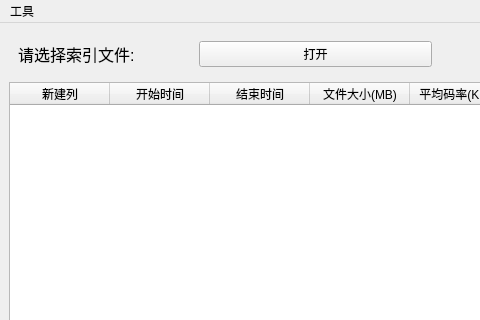
huguanghui/gm_tool, file View/sub_parse_index/parse_index.ui: the form before one commit; both pictures show x 0 to 480 and y 0 to 320 of the 800 by 600 pixel window.
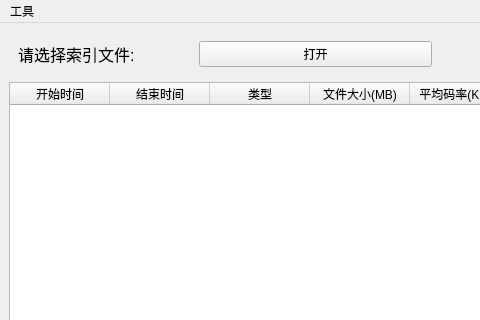
The form after the commit.

Diff of the .ui file:
```diff
--- a/View/sub_parse_index/parse_index.ui
+++ b/View/sub_parse_index/parse_index.ui
@@ -10,6 +10,12 @@
     <height>600</height>
    </rect>
   </property>
+  <property name="font">
+   <font>
+    <weight>50</weight>
+    <bold>false</bold>
+   </font>
+  </property>
   <property name="windowTitle">
    <string>录像索引解析</string>
   </property>
@@ -58,11 +64,6 @@
     </item>
     <item>
      <widget class="QTableWidget" name="tab_list">
-      <column>
-       <property name="text">
-        <string>新建列</string>
-       </property>
-      </column>
       <column>
        <property name="text">
         <string>开始时间</string>
@@ -73,6 +74,11 @@
         <string>结束时间</string>
        </property>
       </column>
+      <column>
+       <property name="text">
+        <string>类型</string>
+       </property>
+      </column>
       <column>
        <property name="text">
         <string>文件大小(MB)</string>
```
Left out of the diff: 4 changed lines with no effect on the pictures.
